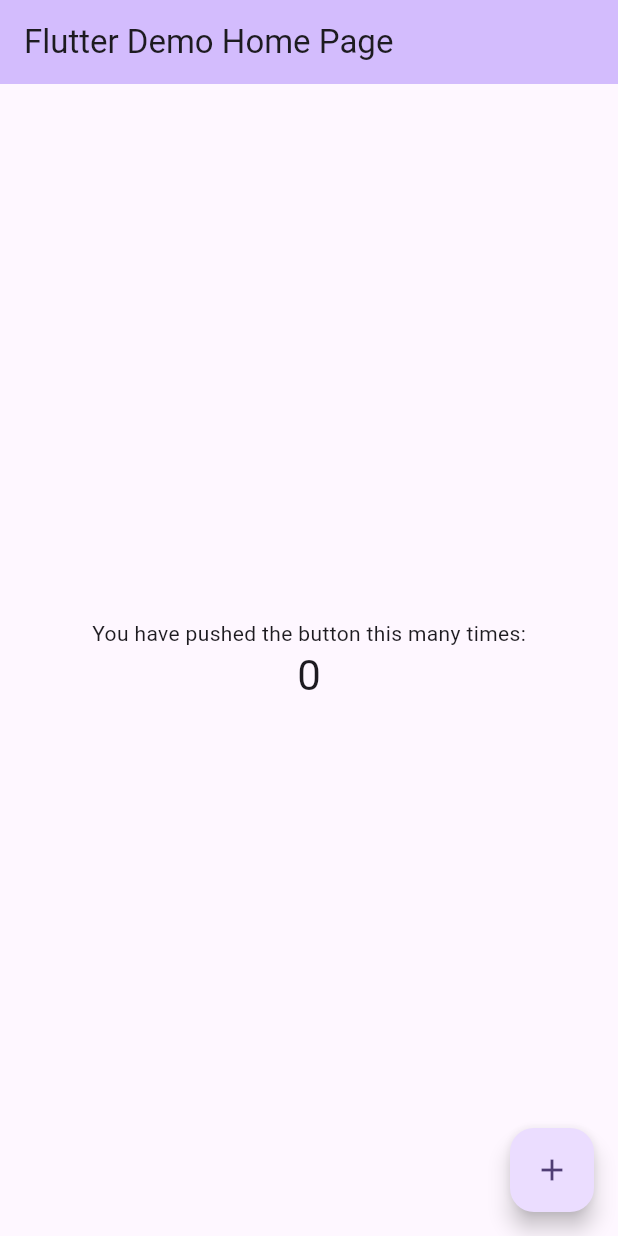
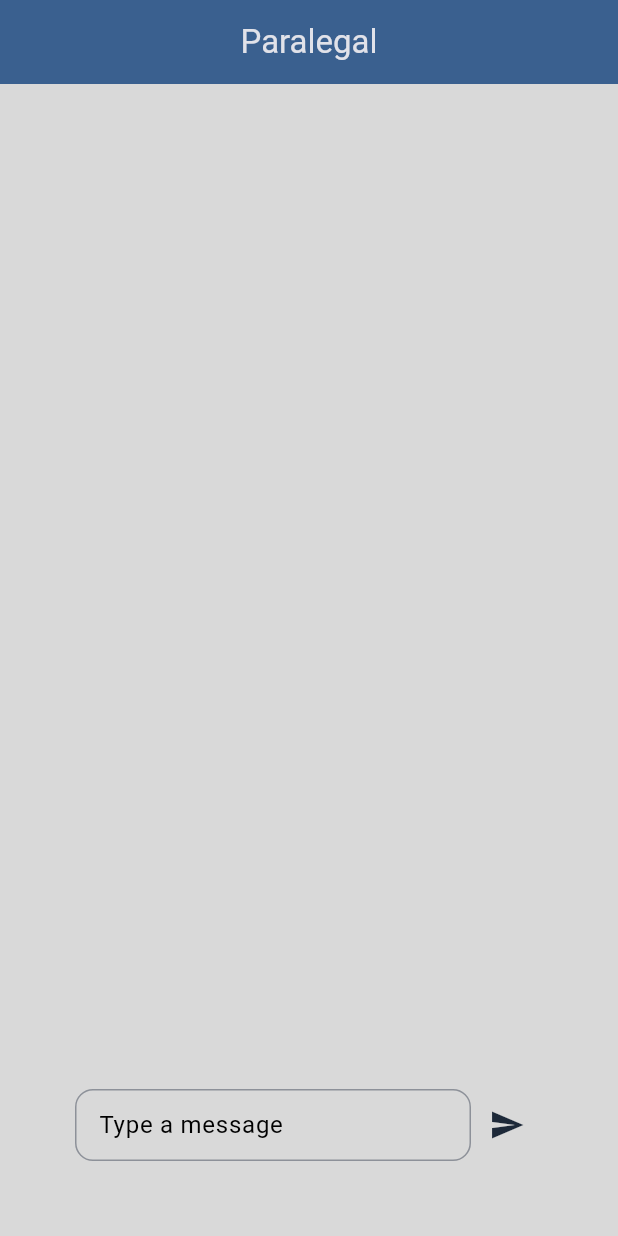
Before and after one commit to wevans02/GDSC_Hacks_2025, a Flutter app: the screen it shows after launch, on a phone screen of 412 x 824 dp. Run offline on Flutter 3.47's test engine with Material 3 defaults, Android fonts, the phone set to English and light mode, and no system bars.

Commit message:
Front End Changes

```diff
--- a/flutter_frontend/lib/main.dart
+++ b/flutter_frontend/lib/main.dart
@@ -1,122 +1,212 @@
 import 'package:flutter/material.dart';
+import 'dart:async';
+import 'package:http/http.dart' as http;
+import 'dart:convert';
 
-void main() {
-  runApp(const MyApp());
-}
+void main() => runApp(const MyApp());
 
 class MyApp extends StatelessWidget {
   const MyApp({super.key});
 
-  // This widget is the root of your application.
   @override
   Widget build(BuildContext context) {
     return MaterialApp(
-      title: 'Flutter Demo',
+      debugShowCheckedModeBanner: false,
+      title: 'Paralegal Demo',
       theme: ThemeData(
-        // This is the theme of your application.
-        //
-        // TRY THIS: Try running your application with "flutter run". You'll see
-        // the application has a purple toolbar. Then, without quitting the app,
-        // try changing the seedColor in the colorScheme below to Colors.green
-        // and then invoke "hot reload" (save your changes or press the "hot
-        // reload" button in a Flutter-supported IDE, or press "r" if you used
-        // the command line to start the app).
-        //
-        // Notice that the counter didn't reset back to zero; the application
-        // state is not lost during the reload. To reset the state, use hot
-        // restart instead.
-        //
-        // This works for code too, not just values: Most code changes can be
-        // tested with just a hot reload.
-        colorScheme: ColorScheme.fromSeed(seedColor: Colors.deepPurple),
+        colorScheme: ColorScheme.fromSeed(
+        brightness: Brightness.dark,          // keeps the overall palette dark
+        seedColor: const Color.fromARGB(255, 34, 55, 82),   // dark navy‑charcoal hex
+        ),
+      scaffoldBackgroundColor: const Color.fromARGB(255, 217, 217, 217),
       ),
-      home: const MyHomePage(title: 'Flutter Demo Home Page'),
+      home: const MyHomePage(title: 'Paralegal Demo Home Page'),
     );
   }
 }
 
 class MyHomePage extends StatefulWidget {
   const MyHomePage({super.key, required this.title});
-
-  // This widget is the home page of your application. It is stateful, meaning
-  // that it has a State object (defined below) that contains fields that affect
-  // how it looks.
-
-  // This class is the configuration for the state. It holds the values (in this
-  // case the title) provided by the parent (in this case the App widget) and
-  // used by the build method of the State. Fields in a Widget subclass are
-  // always marked "final".
-
   final String title;
-
   @override
   State<MyHomePage> createState() => _MyHomePageState();
 }
 
 class _MyHomePageState extends State<MyHomePage> {
-  int _counter = 0;
+  @override
+  Widget build(BuildContext context) {
+    return Scaffold(
+      appBar: AppBar(
+        backgroundColor: Theme.of(context).colorScheme.inversePrimary,
+        centerTitle: true,
+        title: const Text('Paralegal'),
+      ),
+      body: const Padding(
+        padding: EdgeInsets.all(50.0),
+        child: ChatWindow(),
+      ),
+    );
+  }
+}
 
-  void _incrementCounter() {
+
+// -------------------- Chat message model --------------------
+class ChatMessage {
+  final String text;
+  final DateTime time;
+  final bool fromMe; // true = user, false = server
+  ChatMessage({required this.text, required this.time, required this.fromMe});
+}
+
+// ------------- Chat window with cooldown (no persistence) -------------
+class ChatWindow extends StatefulWidget {
+  const ChatWindow({super.key});
+  @override
+  State<ChatWindow> createState() => _ChatWindowState();
+}
+
+class _ChatWindowState extends State<ChatWindow> {
+  final _messages = <ChatMessage>[];
+  final _input = TextEditingController();
+  final _scroll = ScrollController();
+  bool _canSend = true;
+  static const _cooldown = Duration(seconds: 5);
+  String? _lastMessage; // stores most‑recent user text
+
+  /// Handles the user pressing *Send* or hitting *Enter*.
+  /// ------------------------------------------------------
+  ///                   Send Function
+  /// -----------------------------------------------------
+ // ---------------------------------------------------------------------
+  Future<void> _send() async {
+    // ─── 1.  Cool‑down guard ──────────────────────────────────────────
+    // If the timer hasn’t expired, ignore the tap/keypress.
+    if (!_canSend) return;
+
+    // ─── 2.  Grab & validate the input ────────────────────────────────
+    final text = _input.text.trim(); // remove leading/trailing spaces
+    if (text.isEmpty) return;        // don’t send blank messages
+
+    _lastMessage = text;             // store latest message
+
+    // ─── 3.  Add the user message & start cool‑down ──────────────────
     setState(() {
-      // This call to setState tells the Flutter framework that something has
-      // changed in this State, which causes it to rerun the build method below
-      // so that the display can reflect the updated values. If we changed
-      // _counter without calling setState(), then the build method would not be
-      // called again, and so nothing would appear to happen.
-      _counter++;
+      _messages.add(
+        ChatMessage(text: text, time: DateTime.now(), fromMe: true),
+      );
+      _canSend = false; // disable the send button for 3 seconds
+    });
+
+    _input.clear(); // ─── 4.  Clear the TextField for the next message ─
+
+    // ─── 5.  Query the API & append its reply to the chat ────────────────────────
+    final reply = await requestAPI(_lastMessage!);
+    setState(() {
+      _messages.add(
+        ChatMessage(text: reply, time: DateTime.now(), fromMe: false),
+      );
+    });
+
+    // ─── 6.  Re‑enable the send button after the cool‑down ────────────
+    Timer(_cooldown, () => setState(() => _canSend = true));
+
+    // ─── 7.  Auto‑scroll to the newest message *after* the frame draws ─
+    WidgetsBinding.instance.addPostFrameCallback((_) {
+      _scroll.animateTo(
+        _scroll.position.maxScrollExtent + 60, // a small bottom padding
+        duration: const Duration(milliseconds: 500),
+        curve: Curves.easeOut,
+      );
     });
   }
 
-  @override
+ // ───────────────────────── API helper ─────────────────────────
+  /// Send `query` to the Flask API and return the reply text.
+Future<String> requestAPI(String query) async {
+  final uri = Uri.parse('http://127.0.0.1:5000/chat'); // change for production
+
+  try {
+    // POST {"message": query}
+    final res = await http.post(
+      uri,
+      headers: {'Content-Type': 'application/json'},
+      body: jsonEncode({'message': query}),
+    );
+
+    // Success → pull "reply" from JSON
+    if (res.statusCode == 200) {
+      return (jsonDecode(res.body) as Map<String, dynamic>)['reply'] as String;
+    }
+
+    // Non‑200 HTTP code
+    return '⚠️ Server ${res.statusCode}: ${res.reasonPhrase}';
+  } catch (e) {
+    // Network / parsing error
+    return '⚠️ Error: $e';
+  }
+}
+
+  // build the chat window
+  // ============================== UI ===============================
+   @override
   Widget build(BuildContext context) {
-    // This method is rerun every time setState is called, for instance as done
-    // by the _incrementCounter method above.
-    //
-    // The Flutter framework has been optimized to make rerunning build methods
-    // fast, so that you can just rebuild anything that needs updating rather
-    // than having to individually change instances of widgets.
-    return Scaffold(
-      appBar: AppBar(
-        // TRY THIS: Try changing the color here to a specific color (to
-        // Colors.amber, perhaps?) and trigger a hot reload to see the AppBar
-        // change color while the other colors stay the same.
-        backgroundColor: Theme.of(context).colorScheme.inversePrimary,
-        // Here we take the value from the MyHomePage object that was created by
-        // the App.build method, and use it to set our appbar title.
-        title: Text(widget.title),
-      ),
-      body: Center(
-        // Center is a layout widget. It takes a single child and positions it
-        // in the middle of the parent.
-        child: Column(
-          // Column is also a layout widget. It takes a list of children and
-          // arranges them vertically. By default, it sizes itself to fit its
-          // children horizontally, and tries to be as tall as its parent.
-          //
-          // Column has various properties to control how it sizes itself and
-          // how it positions its children. Here we use mainAxisAlignment to
-          // center the children vertically; the main axis here is the vertical
-          // axis because Columns are vertical (the cross axis would be
-          // horizontal).
-          //
-          // TRY THIS: Invoke "debug painting" (choose the "Toggle Debug Paint"
-          // action in the IDE, or press "p" in the console), to see the
-          // wireframe for each widget.
-          mainAxisAlignment: MainAxisAlignment.center,
-          children: <Widget>[
-            const Text('You have pushed the button this many times:'),
-            Text(
-              '$_counter',
-              style: Theme.of(context).textTheme.headlineMedium,
+    return Column(
+      children: [
+        Expanded(
+          child: ListView.builder(
+            controller: _scroll,
+            itemCount: _messages.length,
+            itemBuilder: (context, i) {
+              final m = _messages[i];
+              final align = m.fromMe ? Alignment.centerRight : Alignment.centerLeft;
+              final bubble = m.fromMe
+                  ? Theme.of(context).colorScheme.primaryContainer
+                  : Theme.of(context).colorScheme.primaryContainer;
+              return Align(
+                alignment: align,
+                child: Container(
+                  margin: const EdgeInsets.symmetric(vertical: 4),
+                  padding: const EdgeInsets.symmetric(horizontal: 12, vertical: 8),
+                  decoration: BoxDecoration(
+                    color: bubble,
+                    borderRadius: BorderRadius.circular(12),
+                  ),
+                  child: Text(
+                    m.text,
+                    style: const TextStyle(color: Colors.white),
+                  ),
+                ),
+              );
+            },
+          ),
+        ),
+        Row(
+          children: [
+            Expanded(
+              child: TextField(
+                style: TextStyle(color: Colors.black),
+                controller: _input,
+                onSubmitted: (_) => _send(),
+                decoration: const InputDecoration(
+                  hintText: 'Type a message',
+                  hintStyle: TextStyle(color: Colors.black) ,
+                  border: OutlineInputBorder(
+                    borderRadius: BorderRadius.all(Radius.circular(12)),
+                  ),
+                  contentPadding: EdgeInsets.symmetric(horizontal: 12, vertical: 8),
+                ),
+              ),
+            ),
+            IconButton(
+              icon: Icon(
+                _canSend ? Icons.send : Icons.hourglass_empty,
+                color: _canSend ? const Color(0xFF1D2939) : const Color(0xFFC0392B),
+              ),
+              onPressed: _canSend ? _send : null,
             ),
           ],
         ),
-      ),
-      floatingActionButton: FloatingActionButton(
-        onPressed: _incrementCounter,
-        tooltip: 'Increment',
-        child: const Icon(Icons.add),
-      ), // This trailing comma makes auto-formatting nicer for build methods.
+      ],
     );
   }
 }
--- a/flutter_frontend/pubspec.yaml
+++ b/flutter_frontend/pubspec.yaml
@@ -34,6 +34,8 @@ dependencies:
   # The following adds the Cupertino Icons font to your application.
   # Use with the CupertinoIcons class for iOS style icons.
   cupertino_icons: ^1.0.8
+  shared_preferences: ^2.5.3
+  http: ^1.3.0
 
 dev_dependencies:
   flutter_test:
```
Also changed, not shown: flutter_frontend/pubspec.lock, 1 other file.
